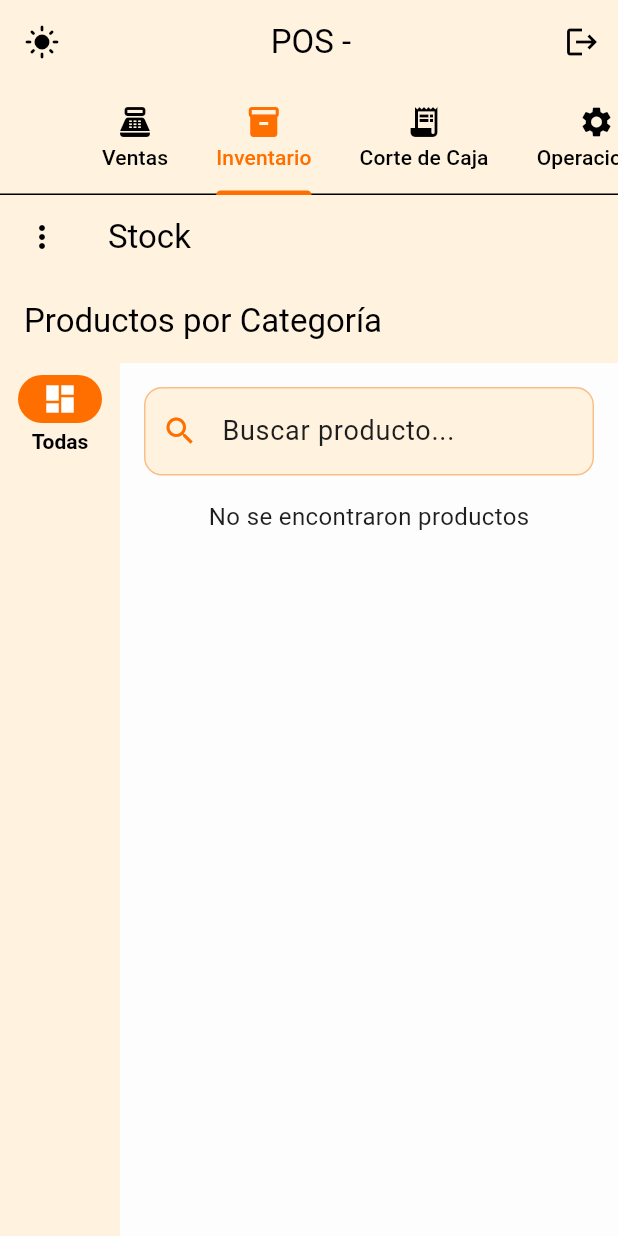
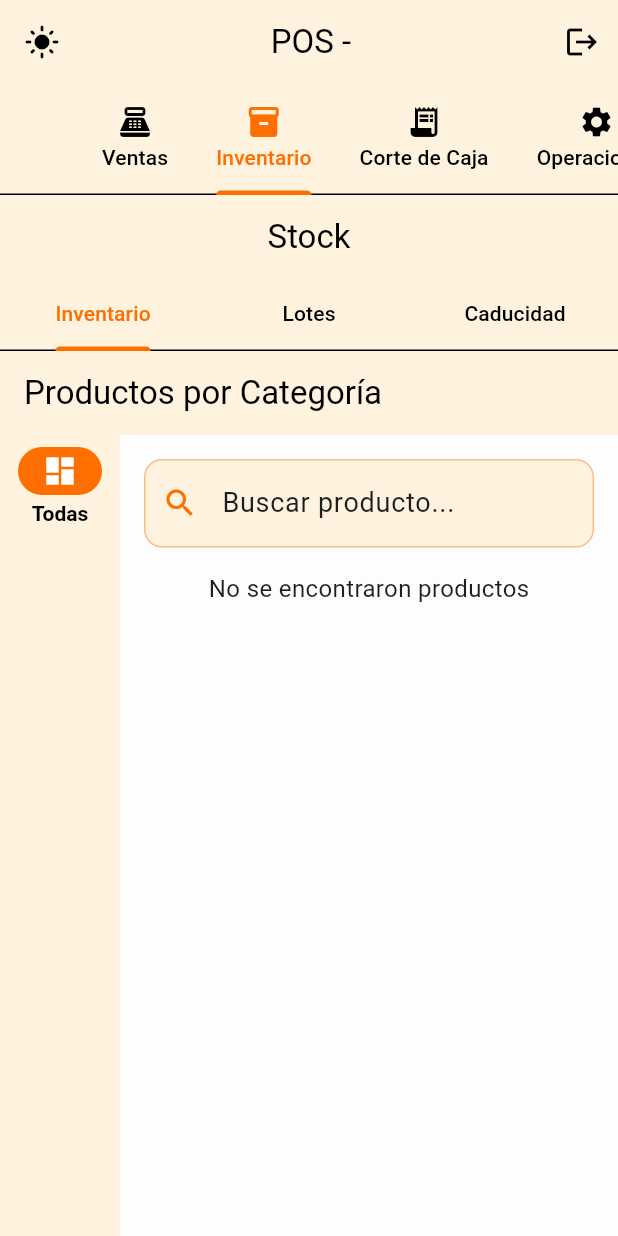
Before and after one commit to My3009appdevelper/pharma-pos, a Flutter app: the HomePage screen opened directly, tab 2 chosen, on a phone screen of 412 x 824 dp. Run offline on Flutter 3.47's test engine with Material 3 defaults, Android fonts, the phone set to English and light mode, and no system bars; our stand-ins replace csv, file_picker, shared_preferences, sqflite_common_ffi; accounts and stored records are empty; Roboto replaces fonts that are missing (TafelSansProLight).

Commit message:
Arreglando tablas de produtos

```diff
--- a/lib/features/home_page.dart
+++ b/lib/features/home_page.dart
@@ -65,7 +65,11 @@ class HomePage extends StatelessWidget {
             ),
           ],
         ),
-        body: TabBarView(children: tabViews),
+        body: TabBarView(
+          physics:
+              const NeverScrollableScrollPhysics(), // ⛔ Desactiva swipe lateral
+          children: tabViews,
+        ),
       ),
     );
   }
--- a/lib/features/stock/inventario por sucursal/inventario_sucursal_page.dart
+++ b/lib/features/stock/inventario por sucursal/inventario_sucursal_page.dart
@@ -185,7 +185,7 @@ class _InventarioSucursalPageState extends State<InventarioSucursalPage> {
 
     return Scaffold(
       appBar: AppBar(
-        title: const Text('Productos por Categoría'),
+        title: const Text('Productos por Lote'),
         actions: [
           if (Provider.of<UserProvider>(
                 context,
--- a/lib/features/stock/stock_page.dart
+++ b/lib/features/stock/stock_page.dart
@@ -1,12 +1,12 @@
 import 'package:flutter/material.dart';
+import 'package:provider/provider.dart';
+import 'package:pos_farmacia/features/stock/inventario/inventario_page.dart';
 import 'package:pos_farmacia/features/stock/inventario%20por%20sucursal/inventario_sucursal_page.dart';
-import 'package:pos_farmacia/features/stock/inventario/inventario_page.dart';
+import 'package:pos_farmacia/features/stock/lotes/lotes_page.dart';
 import 'package:pos_farmacia/core/services_providers/inventario_provider.dart';
-import 'package:pos_farmacia/features/stock/lotes/lotes_page.dart';
 import 'package:pos_farmacia/core/services_providers/inventario_sucursal_provider.dart';
 import 'package:pos_farmacia/core/services_providers/sucursal_provider.dart';
 import 'package:pos_farmacia/core/services_providers/user_provider.dart';
-import 'package:provider/provider.dart';
 
 class StockPage extends StatefulWidget {
   const StockPage({super.key});
@@ -15,74 +15,57 @@ class StockPage extends StatefulWidget {
   State<StockPage> createState() => _StockPageState();
 }
 
-class _StockPageState extends State<StockPage> {
+class _StockPageState extends State<StockPage>
+    with SingleTickerProviderStateMixin {
   int? _sucursalSeleccionadaId;
-  String _vistaSeleccionada = 'Inventario';
 
   @override
   void initState() {
     super.initState();
-    Future.microtask(() {
+
+    Future.microtask(() async {
       final userProvider = Provider.of<UserProvider>(context, listen: false);
       final sucursalProvider = Provider.of<SucursalProvider>(
         context,
         listen: false,
       );
+      final inventarioSucursalProvider =
+          Provider.of<InventarioSucursalProvider>(context, listen: false);
 
-      Provider.of<InventarioSucursalProvider>(
+      final idSucursal = userProvider.usuarioActual?.idSucursal;
+
+      await Provider.of<InventarioProvider>(
         context,
         listen: false,
       ).cargarDesdeBD();
+      await sucursalProvider.cargarSucursales();
 
-      final idSucursal = userProvider.usuarioActual?.idSucursal;
       if (idSucursal != null) {
-        Provider.of<InventarioSucursalProvider>(
-          context,
-          listen: false,
-        ).cargarPorSucursal(idSucursal);
+        await inventarioSucursalProvider.cargarPorSucursal(idSucursal);
+      } else {
+        await inventarioSucursalProvider.cargarDesdeBD();
       }
 
-      sucursalProvider.cargarSucursales().then((_) {
-        final idSucursal = userProvider.usuarioActual?.idSucursal;
       setState(() {
         _sucursalSeleccionadaId = userProvider.usuarioActual?.rol == 'admin'
             ? null
             : idSucursal;
       });
     });
-
-      Provider.of<InventarioProvider>(context, listen: false).cargarDesdeBD();
-    });
-  }
-
-  Widget _buildVista() {
-    switch (_vistaSeleccionada) {
-      case 'Lotes':
-        return InventarioSucursalPage(
-          idSucursal: _sucursalSeleccionadaId ?? null,
-        );
-      case 'Caducidad':
-        return Center(child: Text("Caducidad"));
-      case 'Inventario':
-      default:
-        return InventarioPage(
-          idSucursalActual: _sucursalSeleccionadaId ?? null,
-        );
-    }
   }
 
   @override
   Widget build(BuildContext context) {
-    return Scaffold(
+    return DefaultTabController(
+      length: 3,
+      child: Scaffold(
         appBar: AppBar(
-        title: const Text('Stock'),
-        leading: PopupMenuButton<String>(
-          initialValue: _vistaSeleccionada,
-          onSelected: (value) => setState(() => _vistaSeleccionada = value),
-          itemBuilder: (_) => const [
-            PopupMenuItem(value: 'Inventario', child: Text('Inventario')),
-            PopupMenuItem(value: 'Lotes', child: Text('Lotes')),
-            PopupMenuItem(value: 'Caducidad', child: Text('Caducidad')),
+          title: Center(child: const Text('Stock')),
+          bottom: const TabBar(
+            tabs: [
+              Tab(text: 'Inventario'),
+              Tab(text: 'Lotes'),
+              Tab(text: 'Caducidad'),
             ],
           ),
           actions: [
@@ -102,10 +85,6 @@ class _StockPageState extends State<StockPage> {
                       underline: const SizedBox(),
                       hint: const Text('Sucursal'),
                       onChanged: (val) async {
-                      final sucursalProvider = Provider.of<SucursalProvider>(
-                        context,
-                        listen: false,
-                      );
                         final inventarioSucursalProvider =
                             Provider.of<InventarioSucursalProvider>(
                               context,
@@ -114,13 +93,14 @@ class _StockPageState extends State<StockPage> {
 
                         setState(() {
                           _sucursalSeleccionadaId = val;
-                        sucursalProvider.seleccionarSucursalPorId(val ?? 0);
                         });
 
                         if (val == null) {
                           await inventarioSucursalProvider.cargarDesdeBD();
                         } else {
-                        await inventarioSucursalProvider.cargarPorSucursal(val);
+                          await inventarioSucursalProvider.cargarPorSucursal(
+                            val,
+                          );
                         }
 
                         setState(() {});
@@ -143,7 +123,17 @@ class _StockPageState extends State<StockPage> {
               ),
           ],
         ),
-      body: _buildVista(),
+        body: TabBarView(
+          physics:
+              const NeverScrollableScrollPhysics(), // ⛔ Desactiva swipe lateral
+
+          children: [
+            InventarioPage(idSucursalActual: _sucursalSeleccionadaId),
+            InventarioSucursalPage(idSucursal: _sucursalSeleccionadaId),
+            const Center(child: Text('Caducidad')), // futura vista
+          ],
+        ),
+      ),
     );
   }
 }
--- a/lib/main.dart
+++ b/lib/main.dart
@@ -18,7 +18,7 @@ void main() async {
   sqfliteFfiInit();
   databaseFactory = databaseFactoryFfi;
 
-  await DatabaseService.borrarBaseDeDatos();
+  //await DatabaseService.borrarBaseDeDatos();
 
   await DatabaseService.database;
 
```
Also changed, not shown: lib/widgets/inventario_sucursal_table.dart (+22 -6 lines), lib/widgets/product_data_table.dart (+70 -52 lines), 1 other file. Lines whose indentation alone changed are shown as unchanged.
